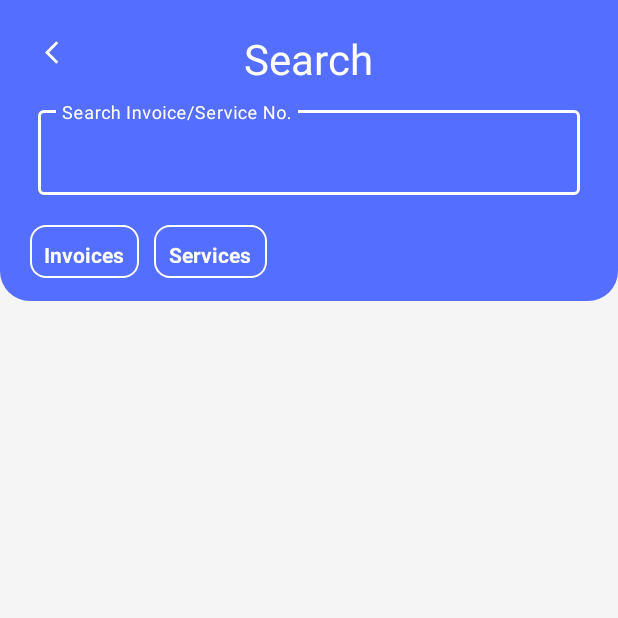
After one commit to FreddieMwau/Healix, an Android app: the Search screen opened directly, with no data from a screen before it, on a phone screen of 412 x 824 dp, the top half of it. The commit adds this screen. Run offline under Robolectric (Android 15) with nearby library versions, the phone set to English and light mode, and no system bars.

Commit message:
feature: Design the search page

```diff
--- a/app/src/main/AndroidManifest.xml
+++ b/app/src/main/AndroidManifest.xml
@@ -10,6 +10,9 @@
         android:supportsRtl="true"
         android:theme="@style/Theme.Helix"
         tools:ignore="GoogleAppIndexingWarning">
+        <activity
+            android:name=".activity.Search"
+            android:exported="false" />
         <activity
             android:name=".activity.Company"
             android:exported="false" />
--- /dev/null
+++ b/app/src/main/java/com/thinkdev/healix/activity/Search.java
@@ -0,0 +1,62 @@
+package com.thinkdev.healix.activity;
+
+import android.os.Bundle;
+import android.view.View;
+import android.widget.EditText;
+import android.widget.RadioButton;
+import android.widget.RadioGroup;
+
+import androidx.appcompat.app.AppCompatActivity;
+import androidx.core.content.ContextCompat;
+import androidx.recyclerview.widget.RecyclerView;
+
+import com.google.android.material.textview.MaterialTextView;
+import com.thinkdev.healix.R;
+import com.thinkdev.healix.databinding.ActivitySearchBinding;
+
+public class Search extends AppCompatActivity {
+
+    private ActivitySearchBinding binding;
+    RecyclerView searchRecycler;
+    EditText searchInput;
+    RadioGroup radioGroup;
+
+
+    @Override
+    protected void onCreate(Bundle savedInstanceState) {
+        super.onCreate(savedInstanceState);
+
+        binding = ActivitySearchBinding.inflate(getLayoutInflater());
+        setContentView(binding.getRoot());
+
+        searchInput = findViewById(R.id.searchTextView);
+        searchRecycler = findViewById(R.id.searchRecyclerView);
+        radioGroup = findViewById(R.id.searchRadioGroupBtn);
+        final int checkedColor = ContextCompat.getColor(getApplicationContext() ,R.color.blue);
+        final int uncheckedColor = ContextCompat.getColor(getApplicationContext(), R.color.white);
+
+        radioGroup.setOnCheckedChangeListener(new RadioGroup.OnCheckedChangeListener() {
+            @Override
+            public void onCheckedChanged(RadioGroup group, int checkedId) {
+                int count = group.getChildCount();
+                for (int i = 0; i < count; i++){
+                    RadioButton radioButton = (RadioButton) group.getChildAt(i);
+                    if (radioButton.getId() == checkedId){
+                        radioButton.setTextColor(checkedColor);
+                    } else {
+                        radioButton.setTextColor(uncheckedColor);
+                    }
+                }
+            }
+        });
+    }
+
+    public void onSearchBackIconClicked(View view) {
+        onBackPressed();
+    }
+
+    @Override
+    public void onBackPressed() {
+        super.onBackPressed();
+    }
+}
--- a/app/src/main/java/com/thinkdev/healix/activity/SplashActivity.java
+++ b/app/src/main/java/com/thinkdev/healix/activity/SplashActivity.java
@@ -15,7 +15,6 @@ public class SplashActivity extends AppCompatActivity {
 
 
     private ActivitySplashBinding binding;
-    MotionLayout motionLayout;
 
     @Override
     protected void onCreate(Bundle savedInstanceState) {
--- a/app/src/main/java/com/thinkdev/healix/fragment/LibraryFragment.java
+++ b/app/src/main/java/com/thinkdev/healix/fragment/LibraryFragment.java
@@ -27,6 +27,7 @@ import com.thinkdev.healix.activity.InvoiceDetails;
 import com.thinkdev.healix.activity.NewInvoiceActivity;
 import com.thinkdev.healix.activity.Notification;
 import com.thinkdev.healix.activity.ProfileActivity;
+import com.thinkdev.healix.activity.Search;
 import com.thinkdev.healix.adapter.TransactionAdapter;
 import com.thinkdev.healix.databinding.FragmentLibraryBinding;
 import com.thinkdev.healix.interfaces.TransactionInterface;
@@ -110,6 +111,14 @@ public class LibraryFragment extends Fragment implements TransactionInterface {
                 }
             }
         });
+
+        search.setOnClickListener(new View.OnClickListener() {
+            @Override
+            public void onClick(View v) {
+                Intent i = new Intent(getContext(), Search.class);
+                startActivity(i);
+            }
+        });
     }
 
     private void shotBottomSheetDialog() {
--- a/app/src/main/res/drawable/analytic_bg.xml
+++ /dev/null
@@ -1,14 +0,0 @@
-<?xml version="1.0" encoding="utf-8"?>
-<shape
-    xmlns:android="http://schemas.android.com/apk/res/android"
-    android:shape="rectangle">
-
-    <solid
-        android:color="@color/blue"/>
-
-    <size
-        android:width="350dp"/>
-
-    <corners android:bottomLeftRadius="20dp"
-        android:bottomRightRadius="20dp"/>
-</shape>
--- a/app/src/main/res/layout/activity_company.xml
+++ b/app/src/main/res/layout/activity_company.xml
@@ -13,7 +13,7 @@
             android:layout_width="match_parent"
             android:layout_height="wrap_content"
             android:orientation="vertical"
-            android:background="@drawable/analytic_bg">
+            android:background="@drawable/top_bg">
 
             <RelativeLayout
                 android:layout_width="match_parent"
--- a/app/src/main/res/layout/activity_invoice_details.xml
+++ b/app/src/main/res/layout/activity_invoice_details.xml
@@ -11,7 +11,7 @@
     <LinearLayout
         android:layout_width="match_parent"
         android:layout_height="wrap_content"
-        android:background="@drawable/analytic_bg"
+        android:background="@drawable/top_bg"
         android:orientation="vertical">
 
         <RelativeLayout
--- /dev/null
+++ b/app/src/main/res/layout/activity_search.xml
@@ -0,0 +1,110 @@
+<?xml version="1.0" encoding="utf-8"?>
+<LinearLayout
+    xmlns:android="http://schemas.android.com/apk/res/android"
+    xmlns:app="http://schemas.android.com/apk/res-auto"
+    xmlns:tools="http://schemas.android.com/tools"
+    android:layout_width="match_parent"
+    android:orientation="vertical"
+    android:layout_height="match_parent"
+    android:background="@color/whitesmoke"
+    tools:context=".activity.Search">
+
+    <LinearLayout
+        android:layout_width="match_parent"
+        android:layout_height="wrap_content"
+        android:orientation="vertical"
+        android:background="@drawable/top_bg">
+
+        <RelativeLayout
+            android:layout_width="match_parent"
+            android:layout_height="wrap_content"
+            android:layout_marginTop="20dp">
+
+            <ImageView
+                android:layout_width="30dp"
+                android:layout_height="30dp"
+                android:src="@drawable/back"
+                android:onClick="onSearchBackIconClicked"
+                android:layout_marginStart="20dp"
+                android:layout_marginBottom="5dp"
+                app:tint="@color/white" />
+
+            <TextView
+                android:layout_width="wrap_content"
+                android:layout_height="wrap_content"
+                android:text="Search"
+                android:textSize="28sp"
+                android:layout_centerHorizontal="true"
+                android:textColor="@color/white"
+                android:layout_marginStart="20dp"/>
+
+        </RelativeLayout>
+
+        <com.google.android.material.textfield.TextInputLayout
+            android:layout_width="match_parent"
+            android:layout_height="wrap_content"
+            android:id="@+id/firstnameTextInput"
+            android:hint="Search Invoice/Service No."
+            android:textColorHint="@color/white"
+            app:boxStrokeColor="@color/white"
+            app:hintTextColor="@color/white"
+            android:layout_marginTop="10dp"
+            android:layout_marginBottom="10dp"
+            android:layout_marginStart="25dp"
+            android:layout_marginEnd="25dp"
+            style="@style/Widget.MaterialComponents.TextInputLayout.OutlinedBox">
+
+            <com.google.android.material.textfield.TextInputEditText
+                android:layout_width="match_parent"
+                android:layout_height="match_parent"
+                android:id="@+id/searchTextView"
+                android:inputType="text"
+                android:textColor="@color/white"/>
+
+        </com.google.android.material.textfield.TextInputLayout>
+
+
+        <RadioGroup
+            android:id="@+id/searchRadioGroupBtn"
+            android:layout_width="wrap_content"
+            android:layout_height="wrap_content"
+            android:layout_marginStart="20dp"
+            android:layout_marginBottom="15dp"
+            android:layout_marginTop="10dp"
+            android:orientation="horizontal">
+
+            <RadioButton
+                android:layout_width="wrap_content"
+                android:layout_height="35dp"
+                android:background="@drawable/home_radio_group_selector"
+                android:button="@android:color/transparent"
+                android:checked="false"
+                android:padding="10dp"
+                android:text="Invoices"
+                android:textStyle="bold"
+                android:layout_marginEnd="10dp"
+                android:textColor="@color/white"/>
+
+            <RadioButton
+                android:layout_width="wrap_content"
+                android:layout_height="35dp"
+                android:background="@drawable/home_radio_group_selector"
+                android:button="@null"
+                android:checked="false"
+                android:padding="10dp"
+                android:text="Services"
+                android:layout_marginEnd="10dp"
+                android:textStyle="bold"
+                android:textColor="@color/white"/>
+
+        </RadioGroup>
+
+    </LinearLayout>
+
+    <androidx.recyclerview.widget.RecyclerView
+        android:layout_width="match_parent"
+        android:layout_height="wrap_content"
+        android:id="@+id/searchRecyclerView"
+        android:layout_marginTop="10dp"/>
+
+</LinearLayout>
--- a/app/src/main/res/layout/fragment_analytics.xml
+++ b/app/src/main/res/layout/fragment_analytics.xml
@@ -16,7 +16,7 @@
             android:layout_width="match_parent"
             android:layout_height="wrap_content"
             android:orientation="vertical"
-            android:background="@drawable/analytic_bg">
+            android:background="@drawable/top_bg">
 
             <TextView
                 android:layout_width="wrap_content"
--- a/app/src/main/res/layout/fragment_library.xml
+++ b/app/src/main/res/layout/fragment_library.xml
@@ -15,7 +15,7 @@
         android:paddingStart="20dp"
         android:paddingTop="20dp"
         android:paddingEnd="20dp"
-        android:background="@drawable/library_bg">
+        android:background="@drawable/top_bg">
 
         <LinearLayout
             android:layout_width="wrap_content"
```
Also changed, not shown: app/src/main/res/drawable/top_bg.xml (renamed from app/src/main/res/drawable/library_bg.xml).
